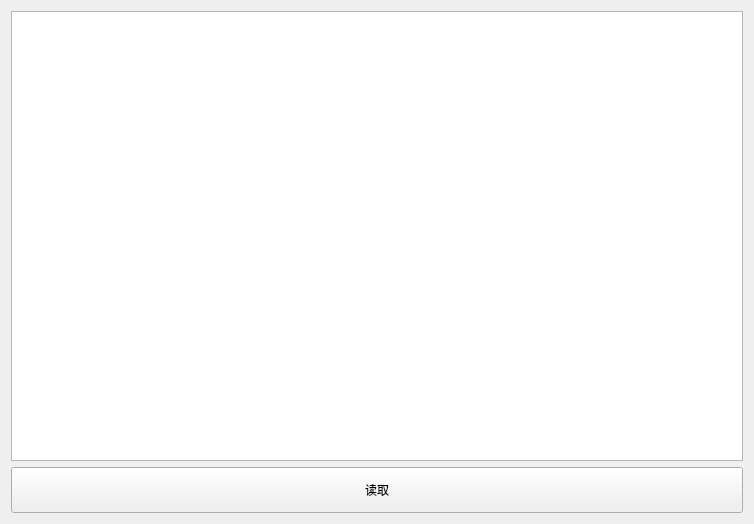
Qt form seecase.ui (chapman2016/rfix_529) before a commit.
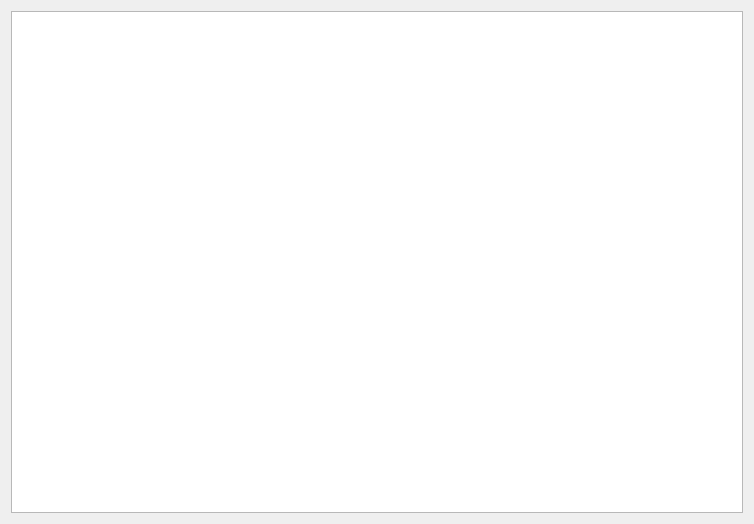
The same form after that commit.

```diff
--- a/seecase.ui
+++ b/seecase.ui
@@ -17,19 +17,6 @@
    <item row="0" column="0">
     <widget class="QTextBrowser" name="textBrowser"/>
    </item>
-   <item row="1" column="0">
-    <widget class="QPushButton" name="pb_read">
-     <property name="minimumSize">
-      <size>
-       <width>0</width>
-       <height>46</height>
-      </size>
-     </property>
-     <property name="text">
-      <string>读取</string>
-     </property>
-    </widget>
-   </item>
   </layout>
  </widget>
  <resources/>
```
